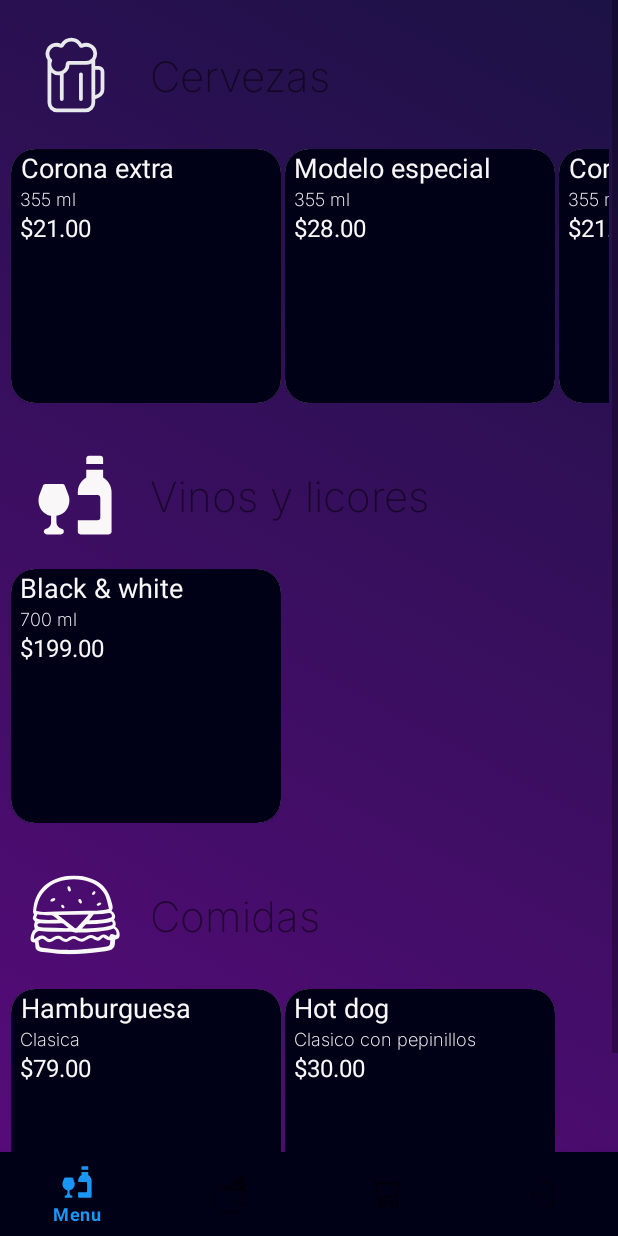
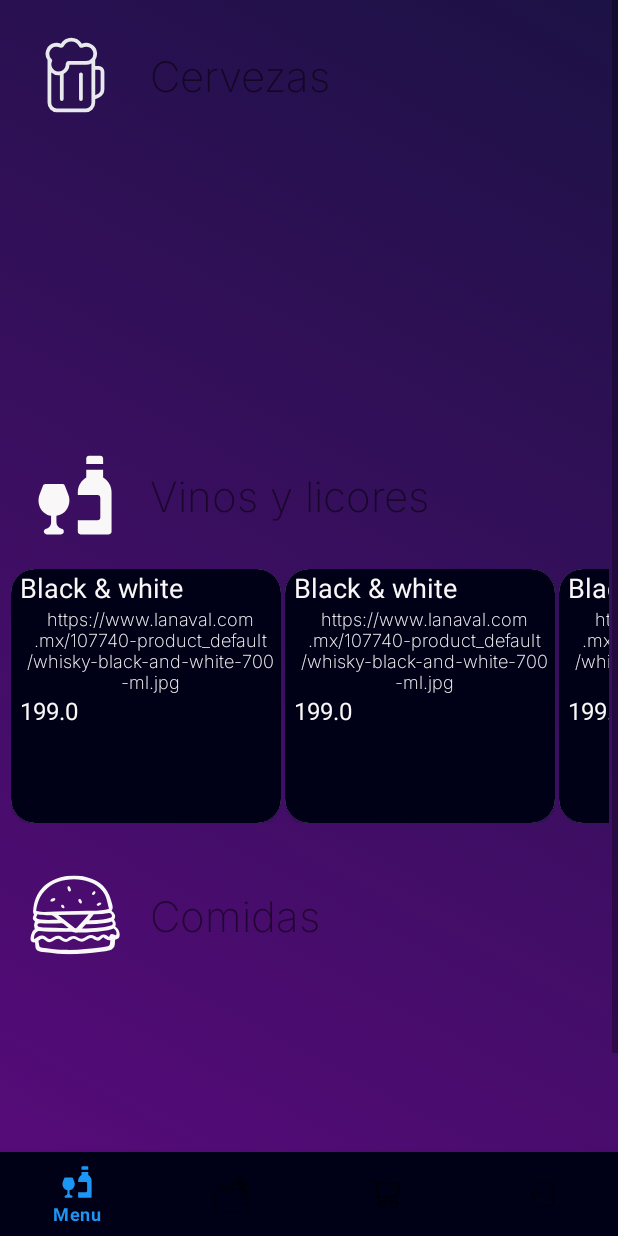
Before and after one commit to xHotTaco/LaTropicana, an Android app: the MenuFragment screen opened directly, with no data from a screen before it, on a phone screen of 412 x 824 dp. Run offline under Robolectric (Android 15) with nearby library versions, the phone set to English and light mode, and no system bars; pictures from the network do not load.

Commit message:
some updates before i go

```diff
--- /dev/null
+++ b/app/src/main/java/com/example/prueba2/Producto.java
@@ -0,0 +1,47 @@
+package com.example.prueba2;
+
+public class Producto {
+    private String nombre;
+    private double precio;
+    private String imagen;
+    private String descripcion;
+
+    public Producto(String nombre, double precio, String imagen, String descripcion) {
+        this.nombre = nombre;
+        this.precio = precio;
+        this.imagen = imagen;
+        this.descripcion = descripcion;
+    }
+
+    public String getNombre() {
+        return nombre;
+    }
+
+    public void setNombre(String nombre) {
+        this.nombre = nombre;
+    }
+
+    public double getPrecio() {
+        return precio;
+    }
+
+    public void setPrecio(double precio) {
+        this.precio = precio;
+    }
+
+    public String getImagen() {
+        return imagen;
+    }
+
+    public void setImagen(String imagen) {
+        this.imagen = imagen;
+    }
+
+    public String getDescripcion() {
+        return descripcion;
+    }
+
+    public void setDescripcion(String descripcion) {
+        this.descripcion = descripcion;
+    }
+}
--- a/app/src/main/java/com/example/prueba2/ui/adaptadores/RecyclerAdapter.java
+++ b/app/src/main/java/com/example/prueba2/ui/adaptadores/RecyclerAdapter.java
@@ -19,12 +19,27 @@ import java.util.ArrayList;
 
 public class RecyclerAdapter extends RecyclerView.Adapter<RecyclerAdapter.ViewHolder> {
 
+    /*
     private ArrayList<String> mImageNames = new ArrayList<>();
     private ArrayList<String> mNames = new ArrayList<>();
     private ArrayList<String> mSizes = new ArrayList<>();
     private ArrayList<String> mPrices = new ArrayList<>();
+     */
     private Context context;
+    private String mImageNames;
+    private String mNames;
+    private String mSizes;
+    private String mPrices;
 
+    public RecyclerAdapter(Context context, String mImageNames, String mNames, String mSizes, String mPrices) {
+        this.mImageNames = mImageNames;
+        this.mNames = mNames;
+        this.mSizes = mSizes;
+        this.mPrices = mPrices;
+        this.context = context;
+    }
+
+    /*
     public RecyclerAdapter(Context context, ArrayList<String> mImageNames, ArrayList<String> mNames, ArrayList<String> mSizes, ArrayList<String> mPrices) {
         this.mImageNames = mImageNames;
         this.mNames = mNames;
@@ -32,6 +47,8 @@ public class RecyclerAdapter extends RecyclerView.Adapter<RecyclerAdapter.ViewHo
         this.mPrices = mPrices;
         this.context = context;
     }
+
+     */
 
     @NonNull
     @Override
@@ -45,23 +62,23 @@ public class RecyclerAdapter extends RecyclerView.Adapter<RecyclerAdapter.ViewHo
 
         Glide.with(context)
                 .asBitmap()
-                .load(mImageNames.get(position))
+                .load(mImageNames)
                 .into(holder.image);
 
-        holder.name.setText(mNames.get(position));
-        holder.size.setText(mSizes.get(position));
-        holder.price.setText(mPrices.get(position));
+        holder.name.setText(mNames);
+        holder.size.setText(mSizes);
+        holder.price.setText(mPrices);
         holder.image.setOnClickListener(new View.OnClickListener() {
             @Override
             public void onClick(View v) {
-                Toast.makeText(context, mNames.get(position) + " agregado al carrito.", Toast.LENGTH_SHORT).show();
+                Toast.makeText(context, mNames + " agregado al carrito.", Toast.LENGTH_SHORT).show();
             }
         });
     }
 
     @Override
     public int getItemCount() {
-        return mNames.size();
+        return mNames.length();
     }
 
     public class ViewHolder extends RecyclerView.ViewHolder {
--- a/app/src/main/java/com/example/prueba2/ui/fragments/MenuFragment.java
+++ b/app/src/main/java/com/example/prueba2/ui/fragments/MenuFragment.java
@@ -10,6 +10,7 @@ import android.view.LayoutInflater;
 import android.view.View;
 import android.view.ViewGroup;
 
+import com.example.prueba2.Producto;
 import com.example.prueba2.R;
 import com.example.prueba2.ui.adaptadores.RecyclerAdapter;
 
@@ -53,6 +54,10 @@ public class MenuFragment extends Fragment {
         return fragment;
     }
 
+    private Producto[] beers = new Producto[10];
+    private Producto[] wines = new Producto[10];
+    private Producto[] foods = new Producto[10];
+
     private ArrayList<String> mImageNames = new ArrayList<>();
     private ArrayList<String> mNames = new ArrayList<>();
     private ArrayList<String> mSizes = new ArrayList<>();
@@ -83,14 +88,15 @@ public class MenuFragment extends Fragment {
                              Bundle savedInstanceState) {
         // Inflate the layout for this fragment
         viewRoot = inflater.inflate(R.layout.fragment_menu, container, false);
-        createBeerView();
+        //createBeerView();
         createWineView();
-        createFoodView();
+        //createFoodView();
 
         return viewRoot;
     }
 
     private void createBeerView() {
+        /*
         mImageNames.add("https://hebmx.vtexassets.com/arquivos/ids/604983-800-800?v=638218521196070000&width=800&height=800&aspect=true");
         mNames.add("Corona extra");
         mSizes.add("355 ml");
@@ -116,22 +122,28 @@ public class MenuFragment extends Fragment {
         recyclerView.setLayoutManager(layoutManager);
         RecyclerAdapter adapter = new RecyclerAdapter(viewRoot.getContext(), mImageNames, mNames, mSizes, mPrices);
         recyclerView.setAdapter(adapter);
+
+         */
     }
 
     private void createWineView() {
+        /*
         mImageNamesWine.add("https://www.lanaval.com.mx/107740-product_default/whisky-black-and-white-700-ml.jpg");
         mNamesWine.add("Black & white");
         mSizesWine.add("700 ml");
         mPricesWine.add("$199.00");
+         */
+        wines[0] = new Producto("Black & white", 199, "700 ml", "https://www.lanaval.com.mx/107740-product_default/whisky-black-and-white-700-ml.jpg");
 
         LinearLayoutManager layoutManager = new LinearLayoutManager(viewRoot.getContext(), LinearLayoutManager.HORIZONTAL, false);
         RecyclerView recyclerViewWine = viewRoot.findViewById(R.id.recycler_view_wine);
         recyclerViewWine.setLayoutManager(layoutManager);
-        RecyclerAdapter adapterWine = new RecyclerAdapter(viewRoot.getContext(), mImageNamesWine, mNamesWine, mSizesWine, mPricesWine);
+        RecyclerAdapter adapterWine = new RecyclerAdapter(viewRoot.getContext(), wines[0].getImagen(), wines[0].getNombre(), wines[0].getDescripcion(), String.valueOf(wines[0].getPrecio()));
         recyclerViewWine.setAdapter(adapterWine);
     }
 
     private void createFoodView() {
+        /*
         mImageNamesFood.add("https://static.vecteezy.com/system/resources/previews/021/952/562/original/tasty-hamburger-on-transparent-background-png.png");
         mNamesFood.add("Hamburguesa");
         mSizesFood.add("Clasica");
@@ -146,5 +158,6 @@ public class MenuFragment extends Fragment {
         recyclerViewFood.setLayoutManager(layoutManager);
         RecyclerAdapter adapterFood = new RecyclerAdapter(viewRoot.getContext(), mImageNamesFood, mNamesFood, mSizesFood, mPricesFood);
         recyclerViewFood.setAdapter(adapterFood);
+        */
     }
 }
```
Also changed, not shown: app/src/main/res/layout/fragment_cuenta.xml (+8 -5 lines), app/src/main/res/layout/products_list_cart.xml (added, +71 -0 lines).
